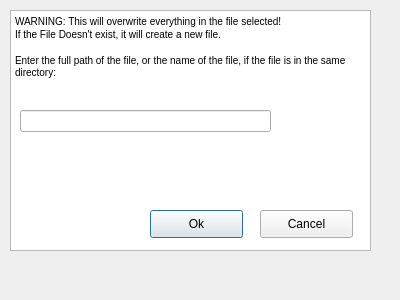
Old version of the form savescientiststofiledialog.ui in the repository marthagb/VLN1-Skil-3.
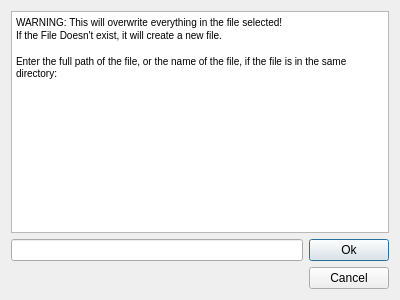
New version of the form.

Commit message: layout á save og load file

```diff
--- a/savescientiststofiledialog.ui
+++ b/savescientiststofiledialog.ui
@@ -13,75 +13,46 @@
   <property name="windowTitle">
    <string>Save to file</string>
   </property>
+  <layout class="QGridLayout" name="gridLayout">
+   <item row="0" column="0" colspan="2">
   <widget class="QTextBrowser" name="textForSaveToFile">
-   <property name="geometry">
-    <rect>
-     <x>10</x>
-     <y>10</y>
-     <width>361</width>
-     <height>241</height>
-    </rect>
-   </property>
    <property name="html">
     <string>&lt;!DOCTYPE HTML PUBLIC &quot;-//W3C//DTD HTML 4.0//EN&quot; &quot;http://www.w3.org/TR/REC-html40/strict.dtd&quot;&gt;
 &lt;html&gt;&lt;head&gt;&lt;meta name=&quot;qrichtext&quot; content=&quot;1&quot; /&gt;&lt;style type=&quot;text/css&quot;&gt;
 p, li { white-space: pre-wrap; }
-&lt;/style&gt;&lt;/head&gt;&lt;body style=&quot; font-family:'.SF NS Text'; font-size:13pt; font-weight:400; font-style:normal;&quot;&gt;
-&lt;p style=&quot; margin-top:0px; margin-bottom:0px; margin-left:0px; margin-right:0px; -qt-block-indent:0; text-indent:0px;&quot;&gt;&lt;span style=&quot; font-family:'MS Shell Dlg 2'; font-size:7.8pt;&quot;&gt;WARNING: This will overwrite everything in the file selected!&lt;/span&gt;&lt;/p&gt;
-&lt;p style=&quot; margin-top:0px; margin-bottom:0px; margin-left:0px; margin-right:0px; -qt-block-indent:0; text-indent:0px;&quot;&gt;&lt;span style=&quot; font-family:'MS Shell Dlg 2'; font-size:7.8pt;&quot;&gt;If the File Doesn't exist, it will create a new file.&lt;/span&gt;&lt;/p&gt;
-&lt;p style=&quot;-qt-paragraph-type:empty; margin-top:0px; margin-bottom:0px; margin-left:0px; margin-right:0px; -qt-block-indent:0; text-indent:0px; font-family:'MS Shell Dlg 2'; font-size:7.8pt;&quot;&gt;&lt;br /&gt;&lt;/p&gt;
-&lt;p style=&quot; margin-top:0px; margin-bottom:0px; margin-left:0px; margin-right:0px; -qt-block-indent:0; text-indent:0px;&quot;&gt;&lt;span style=&quot; font-family:'MS Shell Dlg 2'; font-size:7.8pt;&quot;&gt;Enter the full path of the file, or the name of the file, if the file is in the same directory:&lt;/span&gt;&lt;/p&gt;&lt;/body&gt;&lt;/html&gt;</string>
-   </property>
-  </widget>
-  <widget class="QLineEdit" name="InputForTextFileName">
-   <property name="geometry">
-    <rect>
-     <x>20</x>
-     <y>110</y>
-     <width>251</width>
-     <height>22</height>
-    </rect>
-   </property>
-  </widget>
+&lt;/style&gt;&lt;/head&gt;&lt;body style=&quot; font-family:'MS Shell Dlg 2'; font-size:7.8pt; font-weight:400; font-style:normal;&quot;&gt;
+&lt;p style=&quot; margin-top:0px; margin-bottom:0px; margin-left:0px; margin-right:0px; -qt-block-indent:0; text-indent:0px;&quot;&gt;WARNING: This will overwrite everything in the file selected!&lt;/p&gt;
+&lt;p style=&quot; margin-top:0px; margin-bottom:0px; margin-left:0px; margin-right:0px; -qt-block-indent:0; text-indent:0px;&quot;&gt;If the File Doesn't exist, it will create a new file.&lt;/p&gt;
+&lt;p style=&quot;-qt-paragraph-type:empty; margin-top:0px; margin-bottom:0px; margin-left:0px; margin-right:0px; -qt-block-indent:0; text-indent:0px;&quot;&gt;&lt;br /&gt;&lt;/p&gt;
+&lt;p style=&quot; margin-top:0px; margin-bottom:0px; margin-left:0px; margin-right:0px; -qt-block-indent:0; text-indent:0px;&quot;&gt;Enter the full path of the file, or the name of the file, if the file is in the same directory:&lt;/p&gt;&lt;/body&gt;&lt;/html&gt;</string>
+     </property>
+    </widget>
+   </item>
+   <item row="1" column="0">
+    <widget class="QLineEdit" name="InputForTextFileName"/>
+   </item>
+   <item row="1" column="1">
   <widget class="QPushButton" name="saveScientistsToFile">
-   <property name="geometry">
-    <rect>
-     <x>150</x>
-     <y>210</y>
-     <width>93</width>
-     <height>28</height>
-    </rect>
-   </property>
    <property name="text">
     <string>Ok</string>
    </property>
   </widget>
+   </item>
+   <item row="2" column="1">
   <widget class="QPushButton" name="cancelSaveScientistsToFile">
-   <property name="geometry">
-    <rect>
-     <x>260</x>
-     <y>210</y>
-     <width>93</width>
-     <height>28</height>
-    </rect>
-   </property>
    <property name="text">
     <string>Cancel</string>
    </property>
   </widget>
+   </item>
+   <item row="2" column="0">
   <widget class="QLabel" name="ErrorLabelSaveScientists">
-   <property name="geometry">
-    <rect>
-     <x>144</x>
-     <y>150</y>
-     <width>191</width>
-     <height>20</height>
-    </rect>
-   </property>
    <property name="text">
     <string/>
    </property>
   </widget>
+   </item>
+  </layout>
  </widget>
  <resources/>
  <connections/>
```
Lines whose indentation alone changed are shown as unchanged. The commit also changes 5 other files.
